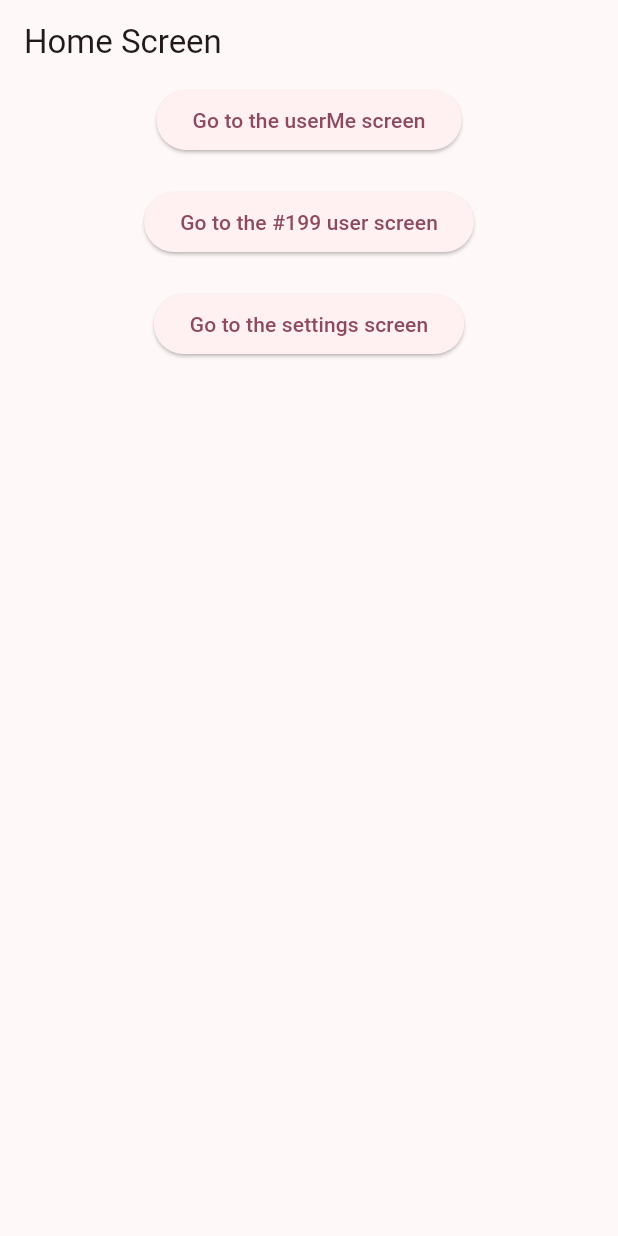
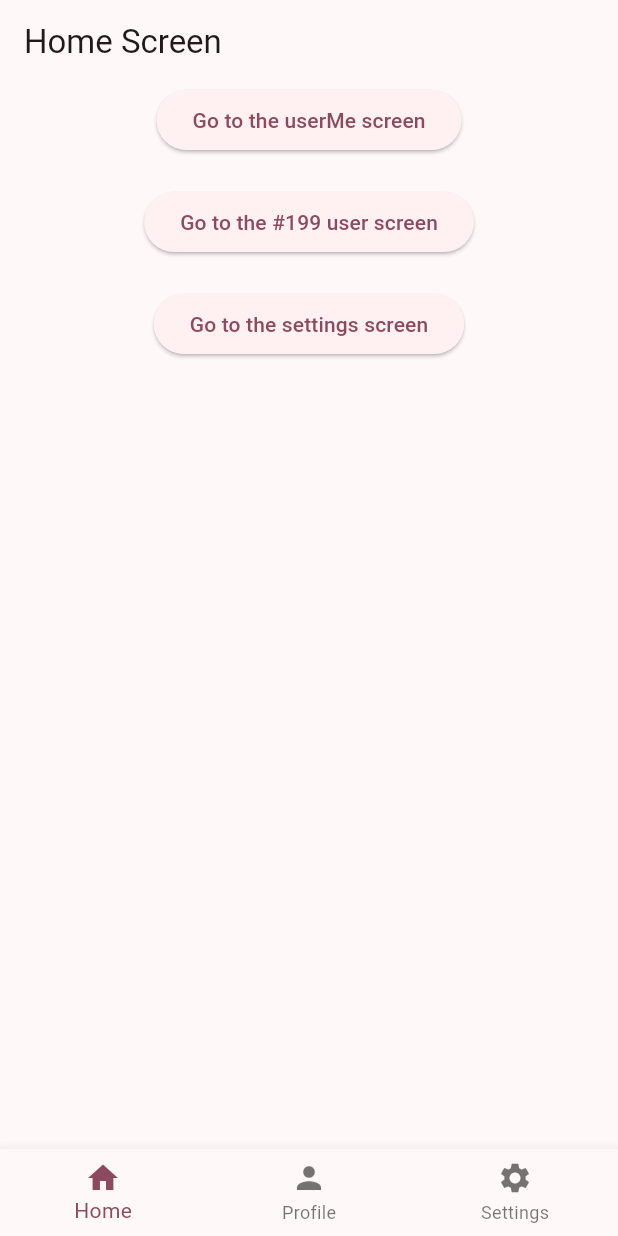
Before and after one commit to alptugyaman/go_router_example, a Flutter app: the screen it shows after launch, on a phone screen of 412 x 824 dp. Run offline on Flutter 3.47's test engine with Material 3 defaults, Android fonts, the phone set to English and light mode, and no system bars; our stand-ins replace go_router.

Commit message:
feat: shell route & bottom navigation bar implementation

```diff
--- a/lib/main.dart
+++ b/lib/main.dart
@@ -11,15 +11,23 @@ class MyApp extends StatelessWidget {
   @override
   Widget build(BuildContext context) {
     final GoRouter router = GoRouter(
+      initialLocation: '/home',
       routes: <RouteBase>[
-        GoRoute(
-          path: '/',
-          builder: (BuildContext context, GoRouterState state) {
-            return const HomeScreen();
+        ShellRoute(
+          builder: (context, state, child) {
+            return MainScreen(child: child);
           },
           routes: <RouteBase>[
             GoRoute(
-              path: 'userMe',
+              path: '/',
+              redirect: (_, __) => '/home',
+            ),
+            GoRoute(
+              path: '/home',
+              builder: (context, state) => const HomeScreen(),
+            ),
+            GoRoute(
+              path: '/userMe',
               builder: (BuildContext context, GoRouterState state) {
                 return const MeScreen();
               },
@@ -30,6 +38,10 @@ class MyApp extends StatelessWidget {
                 final String id = state.pathParameters['id']!;
                 return UserScreen(id: id);
               },
+            ),
+            GoRoute(
+              path: '/settings',
+              builder: (context, state) => const SettingsScreen(),
             ),
           ],
         ),
@@ -47,6 +59,42 @@ class MyApp extends StatelessWidget {
       ),
       routerConfig: router,
     );
+  }
+}
+
+class MainScreen extends StatelessWidget {
+  final Widget child;
+
+  const MainScreen({super.key, required this.child});
+
+  @override
+  Widget build(BuildContext context) {
+    return Scaffold(
+      bottomNavigationBar: BottomNavigationBar(
+        currentIndex: _getSelectedIndex(context),
+        onTap: (index) => switch (index) {
+          0 => context.go('/home'),
+          1 => context.go('/userMe'),
+          2 => context.go('/settings'),
+          _ => context.go('/home'),
+        },
+        items: const [
+          BottomNavigationBarItem(icon: Icon(Icons.home), label: 'Home'),
+          BottomNavigationBarItem(icon: Icon(Icons.person), label: 'Profile'),
+          BottomNavigationBarItem(
+              icon: Icon(Icons.settings), label: 'Settings'),
+        ],
+      ),
+      body: child,
+    );
+  }
+
+  int _getSelectedIndex(BuildContext context) {
+    const routes = ['/home', '/userMe', '/settings'];
+    final location = GoRouterState.of(context).matchedLocation;
+    final index = routes.indexOf(location);
+
+    return index != -1 ? index : 0;
   }
 }
 
@@ -117,6 +165,23 @@ class UserScreen extends StatelessWidget {
   }
 }
 
+class SettingsScreen extends StatelessWidget {
+  const SettingsScreen({super.key});
+
+  @override
+  Widget build(BuildContext context) {
+    return Scaffold(
+      appBar: AppBar(title: const Text('Settings Screen')),
+      body: Center(
+        child: ElevatedButton(
+          onPressed: () => context.go('/'),
+          child: const Text('Go back to the Home screen'),
+        ),
+      ),
+    );
+  }
+}
+
 class NotFoundScreen extends StatelessWidget {
   const NotFoundScreen({super.key});
 
```
